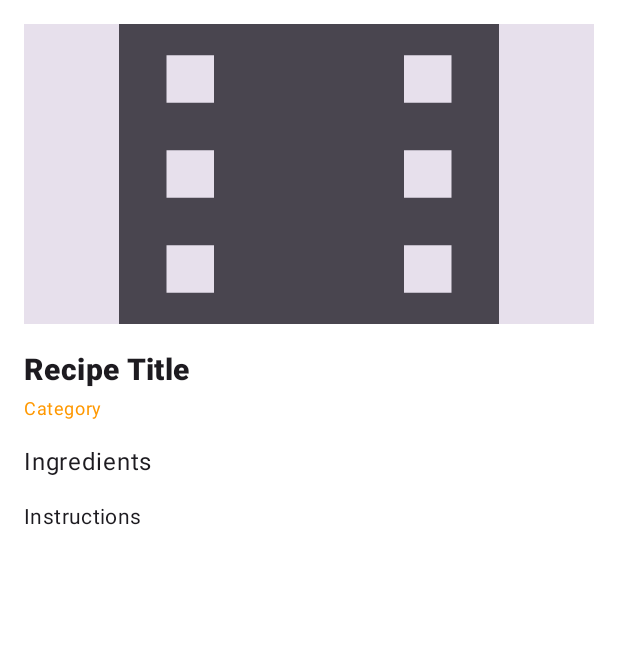
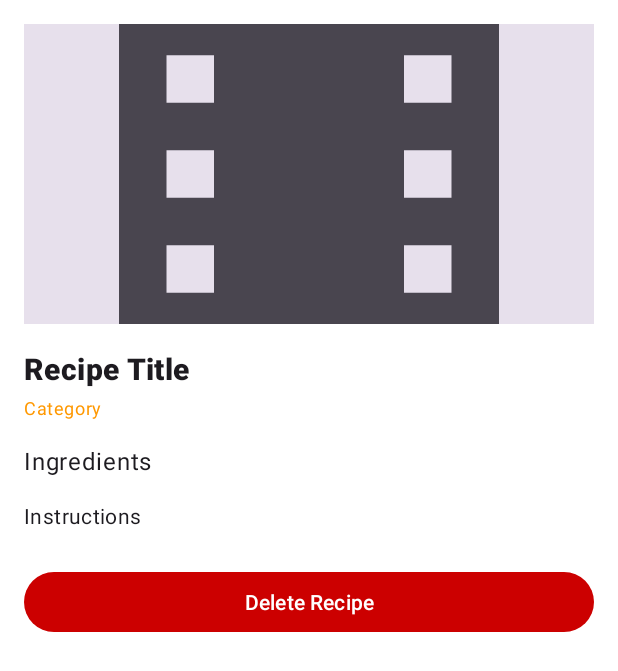
Before and after one commit to ayezix/CookBook, an Android app: the RecipeDetailActivity screen opened directly, with no data from a screen before it, on a phone screen of 412 x 824 dp. Shown: the top 671 px of the screen. Run offline under Robolectric (Android 15) with nearby library versions, the phone set to English and light mode, and no system bars; our stand-ins replace Firebase (no records; nobody signed in at launch, a user with empty details on screens opened directly); pictures from the network do not load; 1 statement that could not run was skipped.

Commit message:
Add delete recipe functionality with confirmation dialog

```diff
--- a/app/src/main/res/layout/activity_recipe_detail.xml
+++ b/app/src/main/res/layout/activity_recipe_detail.xml
@@ -1,5 +1,6 @@
 <?xml version="1.0" encoding="utf-8"?>
 <ScrollView xmlns:android="http://schemas.android.com/apk/res/android"
+    xmlns:app="http://schemas.android.com/apk/res-auto"
     android:layout_width="match_parent"
     android:layout_height="match_parent"
     android:padding="16dp">
@@ -50,5 +51,15 @@
             android:layout_marginTop="16dp"
             android:textAppearance="?attr/textAppearanceBody2"
             android:text="Instructions" />
+
+        <com.google.android.material.button.MaterialButton
+            android:id="@+id/btnDeleteRecipe"
+            android:layout_width="match_parent"
+            android:layout_height="wrap_content"
+            android:layout_marginTop="24dp"
+            android:text="Delete Recipe"
+            android:textColor="@android:color/white"
+            app:backgroundTint="@android:color/holo_red_dark" />
+
     </LinearLayout>
 </ScrollView>
```
Also changed, not shown: app/src/main/java/com/example/cookbook/ui/recipe/RecipeDetailActivity.java (+35 -1 lines), app/src/main/java/com/example/cookbook/util/FirebaseManager.java (+7 -1 lines).
